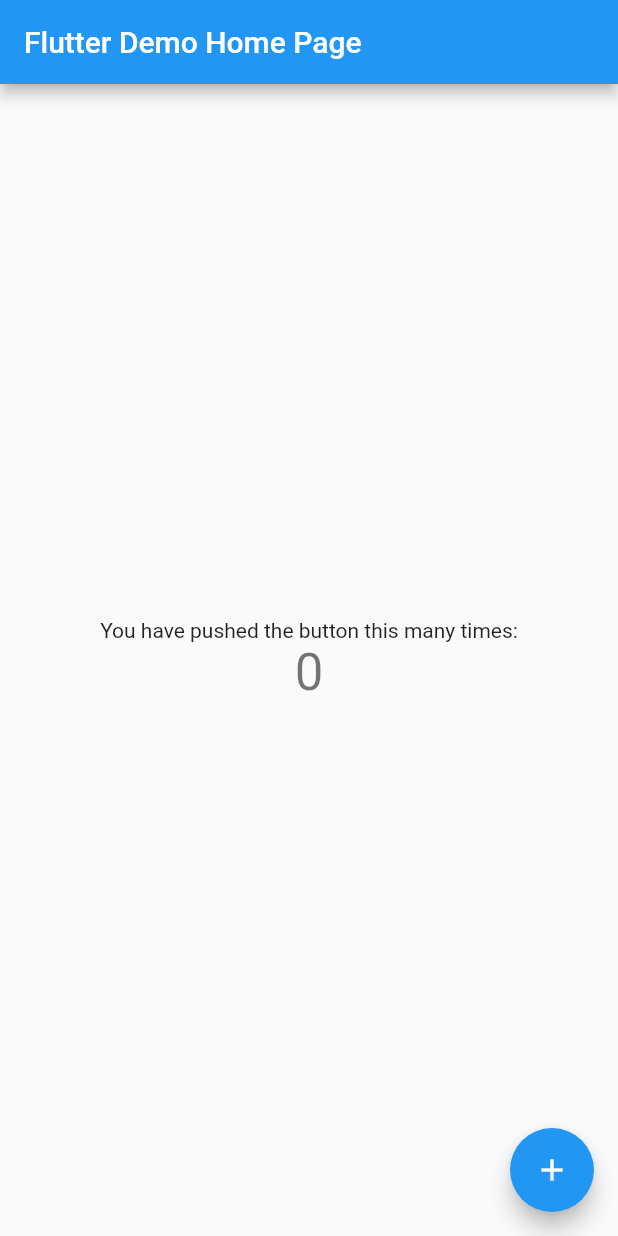
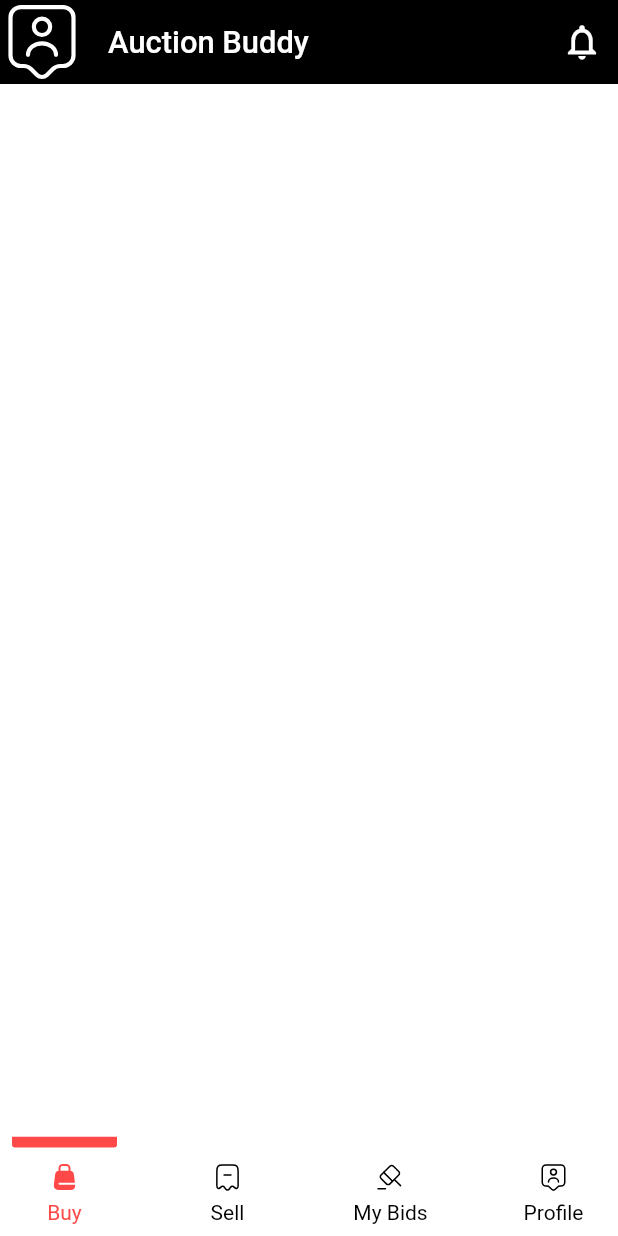
Before and after one commit to adityaAntino/hacktheway2023, a Flutter app: the screen it shows after launch, on a phone screen of 412 x 824 dp. Run offline on Flutter 3.47's test engine with Material 2 defaults, Android fonts, the phone set to English and light mode, and no system bars; our stand-ins replace awesome_notifications, dio, firebase_core, firebase_messaging, flutter_bloc, flutter_screenutil and 4 more; accounts and stored records are empty; Roboto replaces fonts that are missing (Mulish); project files that could hold a hidden picture were left out.

Commit message:
added dashboard screen & initial setup

```diff
--- /dev/null
+++ b/lib/common/commo_appbar.dart
@@ -0,0 +1,76 @@
+import 'package:flutter/material.dart';
+import 'package:flutter_svg/flutter_svg.dart';
+import 'package:hacktheway2023/config/size_config.dart';
+import 'package:hacktheway2023/constant/app_colors.dart';
+import 'package:hacktheway2023/router/navigation_handler.dart';
+
+class CommonAppBar extends StatelessWidget implements PreferredSizeWidget {
+  /// you can add more fields that meet your needs
+  const CommonAppBar({
+    required this.title,
+    this.key,
+    required this.appBarBgColor,
+    required this.parentContext,
+    this.actions,
+    this.leadingIcon,
+    this.onLeadingTap,
+    this.isLead = true,
+    this.isCustomLead = false,
+  }) : super(key: key);
+
+  final String title;
+  final List<Widget>? actions;
+  final Key? key;
+  final Color appBarBgColor;
+  final String? leadingIcon;
+  final BuildContext parentContext;
+  final VoidCallback? onLeadingTap;
+  final bool isLead;
+  final bool isCustomLead;
+  @override
+  Widget build(BuildContext context) {
+    return AppBar(
+      automaticallyImplyLeading: false,
+      elevation: 0,
+      title: Text(
+        title,
+        overflow: TextOverflow.fade,
+        style: TextStyle(
+          fontFamily: 'Mulish',
+          fontSize: 20 * SizeConfig.textMultiplier!,
+          fontWeight: FontWeight.w500,
+          //color: appBarBgColor == AppColors.kPureBlack ? AppColors.kPureWhite : AppColors.kPureBlack,
+          color: appBarBgColor == AppColors.kPureBlack
+              ? AppColors.kPureWhite
+              : AppColors.kPureBlack,
+        ),
+      ),
+      backgroundColor: appBarBgColor,
+      actions: actions,
+      leading: isLead
+          ? GestureDetector(
+              onTap: onLeadingTap ?? () => BulandDarwaza.pop(parentContext),
+              child: Padding(
+                padding: const EdgeInsets.all(16.0),
+                child: Icon(
+                  Icons.arrow_back,
+                  color: appBarBgColor == AppColors.kPureBlack
+                      ? AppColors.kPureWhite
+                      : AppColors.kPureBlack,
+                ),
+              ),
+            )
+          : isCustomLead
+              ? SvgPicture.asset(
+                  leadingIcon ?? '',
+                  height: 12 * SizeConfig.heightMultiplier!,
+                  width: 30 * SizeConfig.widthMultiplier!,
+                  color: AppColors.kPureWhite,
+                )
+              : null,
+    );
+  }
+
+  @override
+  Size get preferredSize => Size.fromHeight(AppBar().preferredSize.height);
+}
--- /dev/null
+++ b/lib/common/custom_bottom_navbar_item.dart
@@ -0,0 +1,63 @@
+// ignore_for_file: always_specify_types
+
+import 'package:flutter/material.dart';
+import 'package:flutter_svg/flutter_svg.dart';
+import 'package:hacktheway2023/config/size_config.dart';
+
+class CustomBottomNavbarItem extends StatefulWidget {
+  const CustomBottomNavbarItem(
+      {super.key,
+      required this.onTap,
+      required this.itemColor,
+      required this.barColor,
+      required this.icon,
+      required this.title});
+  final VoidCallback onTap;
+  final Color itemColor;
+  final Color barColor;
+  final String icon;
+  final String title;
+
+  @override
+  State<CustomBottomNavbarItem> createState() => _CustomBottomNavbarItemState();
+}
+
+class _CustomBottomNavbarItemState extends State<CustomBottomNavbarItem> {
+  @override
+  Widget build(BuildContext context) {
+    return GestureDetector(
+      behavior: HitTestBehavior.opaque,
+      onTap: widget.onTap,
+      child: Padding(
+        padding: const EdgeInsets.all(8.0),
+        child: Column(
+          children: [
+            Container(
+              width: 70,
+              height: 7 * SizeConfig.heightMultiplier!,
+              decoration: BoxDecoration(
+                  color: widget.barColor,
+                  borderRadius: const BorderRadius.only(
+                      bottomLeft: Radius.circular(2),
+                      bottomRight: Radius.circular(2))),
+            ),
+            const SizedBox(
+              height: 10,
+            ),
+            SvgPicture.asset(
+              widget.icon,
+              color: widget.itemColor,
+            ),
+            const SizedBox(
+              height: 5,
+            ),
+            Text(
+              widget.title,
+              style: TextStyle(color: widget.itemColor),
+            )
+          ],
+        ),
+      ),
+    );
+  }
+}
--- a/lib/constant/app_colors.dart
+++ b/lib/constant/app_colors.dart
@@ -1,11 +1,9 @@
 import 'package:flutter/material.dart';
 
-class AppColors{
+class AppColors {
   static const Color kPureWhite = Color(0xFFFFFFFF);
   static const Color kPureBlack = Color(0xFF000000);
   static const Color grey500 = Color(0xFF242424);
   static const Color grey300 = Color(0xFF6C6C6C);
-
-
-
+  static const Color baseRed = Color(0xFFFF4949);
 }
--- a/lib/constant/image_path.dart
+++ b/lib/constant/image_path.dart
@@ -1,8 +1,10 @@
-class ImagePath{
-
-
+class ImagePath {
+  ///DASHBOARD SCREEN
+  static String icBuy = 'assets/images/buy_icon.svg';
+  static String icSell = 'assets/images/sell_icon.svg';
+  static String icBids = 'assets/images/my_bids_icon.svg';
+  static String icProfile = 'assets/images/my_profile_icon.svg';
 
   ///LOTTIE
   static String maintenanceLottie = 'assets/lottie/maintenance_screen.json';
-
 }
--- /dev/null
+++ b/lib/features/home_screen/screen/buy_screen.dart
@@ -0,0 +1,82 @@
+import 'package:flutter/material.dart';
+import 'package:hacktheway2023/common/commo_appbar.dart';
+import 'package:hacktheway2023/config/size_config.dart';
+import 'package:hacktheway2023/constant/app_colors.dart';
+import 'package:hacktheway2023/constant/image_path.dart';
+import 'package:hacktheway2023/features/home_screen/widgets/category_widget.dart';
+import 'package:hacktheway2023/router/named_route.dart';
+import 'package:hacktheway2023/router/navigation_handler.dart';
+
+// ignore: must_be_immutable
+class BuyScreen extends StatefulWidget {
+  PageController? pageController = PageController();
+  BuyScreen({
+    super.key,
+    this.pageController,
+  });
+
+  @override
+  State<BuyScreen> createState() => _BuyScreenState();
+}
+
+class _BuyScreenState extends State<BuyScreen> {
+  @override
+  Widget build(BuildContext context) {
+    return Scaffold(
+      appBar: CommonAppBar(
+        appBarBgColor: AppColors.kPureBlack,
+        parentContext: context,
+        title: 'Auction Buddy',
+        actions: [
+          IconButton(
+            onPressed: () {
+              //TODO: navigate to notification screen
+            },
+            icon: const Icon(
+              Icons.notifications_outlined,
+              color: AppColors.kPureWhite,
+              size: 28,
+            ),
+          ),
+        ],
+        //TODO: change this profile icon with actual profile photo
+        leadingIcon: ImagePath.icProfile,
+        isLead: false,
+        isCustomLead: true,
+        onLeadingTap: () {
+          BulandDarwaza.pushNamed(
+            context,
+            routeName: RouteName.myProfileScreen,
+          );
+        },
+      ),
+      body: SingleChildScrollView(
+        child: Padding(
+          padding: EdgeInsets.symmetric(
+            horizontal: 16 * SizeConfig.widthMultiplier!,
+          ),
+          child: Column(
+            children: [
+              SizedBox(height: 8 * SizeConfig.heightMultiplier!),
+
+              // Categories
+              // buildCategories(),
+            ],
+          ),
+        ),
+      ),
+    );
+  }
+
+  // Widget buildCategories(List<Map<String, String>> categories) {
+  //   return ListView.builder(
+  //     itemCount: categories.length,
+  //     itemBuilder: (context, index) {
+  //       return CategoryWidget(
+  //         title: categories[index]['title'],
+  //         image: categories['image'],
+  //       );
+  //     },
+  //   );
+  // }
+}
--- /dev/null
+++ b/lib/features/home_screen/screen/dashboard_screen.dart
@@ -0,0 +1,87 @@
+import 'package:flutter/material.dart';
+import 'package:hacktheway2023/common/custom_bottom_navbar_item.dart';
+import 'package:hacktheway2023/constant/app_colors.dart';
+import 'package:hacktheway2023/constant/image_path.dart';
+import 'package:hacktheway2023/features/home_screen/screen/buy_screen.dart';
+import 'package:hacktheway2023/features/home_screen/screen/my_bids.dart';
+import 'package:hacktheway2023/features/home_screen/screen/my_profile.dart';
+import 'package:hacktheway2023/features/home_screen/screen/sell_screen.dart';
+
+class DashboardScreeen extends StatefulWidget {
+  const DashboardScreeen({super.key});
+
+  @override
+  State<DashboardScreeen> createState() => _DashboardScreeenState();
+}
+
+class _DashboardScreeenState extends State<DashboardScreeen> {
+  int currentScreen = 0;
+  PageController controller = PageController();
+  final _scaffoldKey = GlobalKey<ScaffoldState>();
+  Map<String, String> bottomAppBarItems = {
+    'Buy': ImagePath.icBuy,
+    'Sell': ImagePath.icSell,
+    'My Bids': ImagePath.icBids,
+    'Profile': ImagePath.icProfile,
+  };
+
+  @override
+  Widget build(BuildContext context) {
+    return Scaffold(
+      backgroundColor: AppColors.kPureWhite,
+      key: _scaffoldKey,
+      body: Column(
+        children: [
+          Expanded(
+            child: PageView(
+              controller: controller,
+              children: [
+                BuyScreen(
+                  pageController: controller,
+                ),
+                const SellScreen(
+                  isBack: false,
+                ),
+                const MyBidsScreen(
+                  isBack: false,
+                ),
+                const MyProfileScreen(isBack: false),
+              ],
+              onPageChanged: (value) {
+                setState(() {
+                  currentScreen = value;
+                });
+              },
+            ),
+          ),
+          Row(
+            mainAxisAlignment: MainAxisAlignment.spaceBetween,
+            children: List.generate(
+              4,
+              (index) => Localizations.override(
+                context: context,
+                // locale: context.locale,
+                child: CustomBottomNavbarItem(
+                  onTap: () {
+                    setState(() {
+                      currentScreen = index;
+                      controller.jumpToPage(index);
+                    });
+                  },
+                  itemColor: currentScreen == index
+                      ? AppColors.baseRed
+                      : AppColors.kPureBlack,
+                  barColor: currentScreen == index
+                      ? AppColors.baseRed
+                      : AppColors.kPureWhite,
+                  icon: bottomAppBarItems.values.elementAt(index),
+                  title: bottomAppBarItems.keys.elementAt(index),
+                ),
+              ),
+            ),
+          ),
+        ],
+      ),
+    );
+  }
+}
--- a/lib/main.dart
+++ b/lib/main.dart
@@ -10,9 +10,11 @@
 import 'package:hacktheway2023/common/maintainance_screen.dart';
 import 'package:hacktheway2023/config/messaging_service.dart';
 import 'package:hacktheway2023/config/size_config.dart';
+import 'package:hacktheway2023/constant/app_colors.dart';
+import 'package:hacktheway2023/features/home_screen/screen/dashboard_screen.dart';
+import 'package:hacktheway2023/router/named_route.dart';
 
 void main() async {
-
   WidgetsFlutterBinding.ensureInitialized();
   await Firebase.initializeApp();
 
@@ -67,11 +69,14 @@
                 SizeConfig().init(constraints, orientation);
                 return MaterialApp(
                   debugShowCheckedModeBanner: false,
-                  title: 'Flutter Demo',
+                  title: 'Auction Buddy',
+                  onGenerateRoute: GenerateRoute.generateRoute,
+                  initialRoute: '/',
                   theme: ThemeData(
-                    primarySwatch: Colors.blue,
+                    fontFamily: 'Mulish',
+                    scaffoldBackgroundColor: AppColors.kPureWhite,
                   ),
-                  home: const MyHomePage(title: 'Flutter Demo Home Page'),
+                  home: const DashboardScreeen(),
                 );
               },
             );
--- /dev/null
+++ b/lib/router/navigation_handler.dart
@@ -0,0 +1,41 @@
+import 'package:flutter/material.dart';
+
+class NavigationService {
+  static GlobalKey<NavigatorState> navigatorKey = GlobalKey<NavigatorState>();
+}
+
+mixin BulandDarwaza {
+  static void push(BuildContext context, Widget widget) =>
+      Future<void>.microtask(() {
+        Navigator.push(
+            context, MaterialPageRoute(builder: (context) => widget));
+      });
+  static void pushReplacementNamed(BuildContext context,
+          {required String routeName, dynamic arguments}) =>
+      Future<void>.microtask(() {
+        Navigator.pushReplacementNamed(context, routeName,
+            arguments: arguments);
+      });
+  static void pushNamed(BuildContext context,
+          {required String routeName, dynamic arguments}) =>
+      Future<void>.microtask(() {
+        Navigator.pushNamed(context, routeName, arguments: arguments);
+      });
+  static void pop(BuildContext context, {dynamic result}) =>
+      Future<void>.microtask(() {
+        Navigator.pop(context, result);
+      });
+  static void popUntil(BuildContext context, {required String routeName}) =>
+      Future<void>.microtask(() {
+        Navigator.popUntil(context, ModalRoute.withName(routeName));
+      });
+  static void pushNamedAndRemoveUntil(BuildContext context,
+          {required String routeName,
+          required bool Function(Route<dynamic>) predicate,
+          dynamic arguments}) =>
+      Future<void>.microtask(() {
+        Navigator.pushNamedAndRemoveUntil(
+            context, routeName, (Route<dynamic> val) => false,
+            arguments: arguments);
+      });
+}
```
Also changed, not shown: lib/features/home_screen/screen/my_bids.dart (added, +19 -0 lines), lib/features/home_screen/screen/my_profile.dart (added, +21 -0 lines), lib/features/home_screen/screen/sell_screen.dart (added, +19 -0 lines), lib/features/home_screen/widgets/category_widget.dart (added, +16 -0 lines), lib/router/named_route.dart (+21 -5 lines), pubspec.yaml (+4 -3 lines), assets/images/buy_icon.svg (added), assets/images/my_bids_icon.svg (added), assets/images/my_profile_icon.svg (added), assets/images/sell_icon.svg (added), pubspec.lock.
